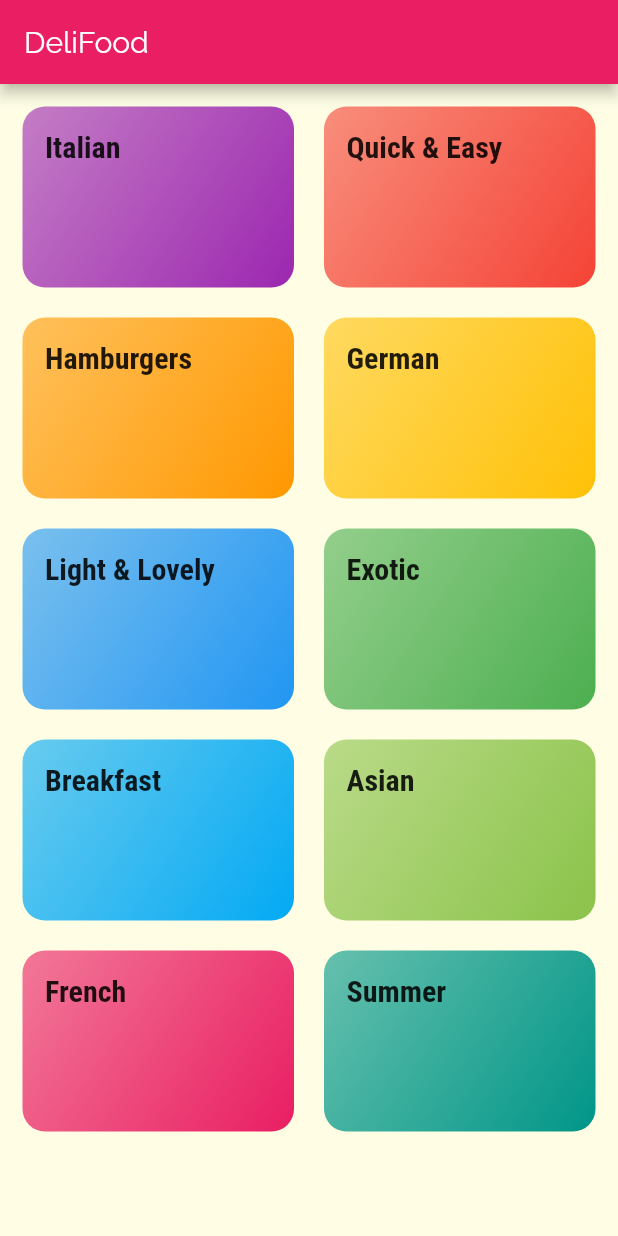
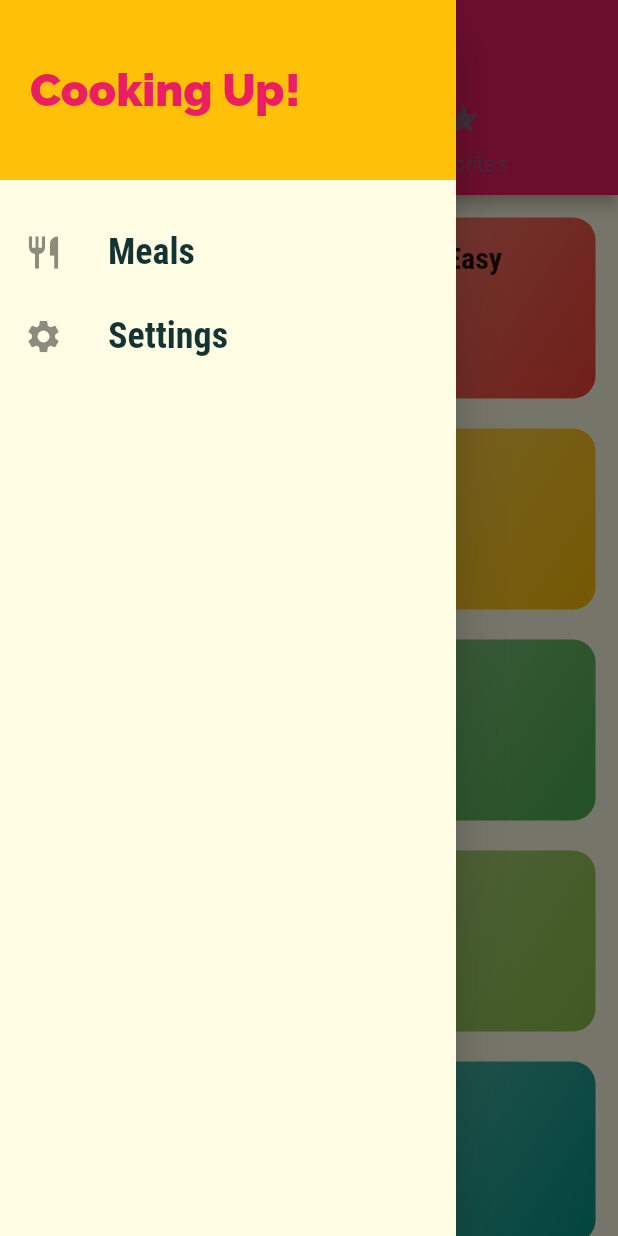
Before and after one commit to FadyWaheed11/DeliFood, a Flutter app: the screen it shows after launch, with the side drawer open (before the commit the screen has no drawer), on a phone screen of 412 x 824 dp. Run offline on Flutter 3.47's test engine with Material 2 defaults, Android fonts, the phone set to English and light mode, and no system bars.

Commit message:
added more features

```diff
--- a/lib/dummy_data.dart
+++ b/lib/dummy_data.dart
@@ -381,7 +381,7 @@ const DUMMY_MEALS = const [
     affordability: Affordability.Luxurious,
     complexity: Complexity.Simple,
     imageUrl:
-        'https://cdn.pixabay.com/photo/2018/04/09/18/26/asparagus-3304997_1280.jpg',
+        'https://www.bbcgoodfood.com/sites/default/files/recipe_images/asparagus.jpg',
     duration: 30,
     ingredients: [
       'White and Green Asparagus',
--- a/lib/main.dart
+++ b/lib/main.dart
@@ -1,6 +1,8 @@
 import 'package:delifood/screens/categories_screen.dart';
 import 'package:delifood/screens/category_meals_screen.dart';
+import 'package:delifood/screens/filter_screen.dart';
 import 'package:delifood/screens/meal_detail.dart';
+import 'package:delifood/screens/tabs_screen.dart';
 import 'package:flutter/material.dart';
 
 void main() => runApp(MyApp());
@@ -27,11 +29,13 @@ class MyApp extends StatelessWidget {
                   fontFamily: 'RobotoCondensed',
                   fontWeight: FontWeight.bold))),
       title: 'Flutter Demo',
-      initialRoute: CategoriesScreen.routeName,
+      initialRoute: TabsScreen.routeName,
       routes: {
+        TabsScreen.routeName: (ctx) => TabsScreen(),
         CategoriesScreen.routeName: (ctx) => CategoriesScreen(),
         CategoryMealsScreen.routeName: (ctx) => CategoryMealsScreen(),
         MealDetailScreen.routeName: (ctx) => MealDetailScreen(),
+        FilterScreen.routeName: (ctx) => FilterScreen(),
       },
     );
   }
--- a/lib/screens/categories_screen.dart
+++ b/lib/screens/categories_screen.dart
@@ -3,14 +3,10 @@ import '../dummy_data.dart';
 import '../widgets/category_item.dart';
 
 class CategoriesScreen extends StatelessWidget {
-  static const routeName = 'home';
+  static const routeName = '/categories-screen';
   @override
   Widget build(BuildContext context) {
-    return Scaffold(
-      appBar: AppBar(
-        title: const Text('DeliFood'),
-      ),
-      body: GridView(
+    return  GridView(
         padding: const EdgeInsets.all(15.0),
           gridDelegate: SliverGridDelegateWithMaxCrossAxisExtent(
             maxCrossAxisExtent: 200.0,
@@ -20,7 +16,6 @@ class CategoriesScreen extends StatelessWidget {
           ),
           children: DUMMY_CATEGORIES
               .map((item) => CategoryItem(item.title, item.color,item.id))
-              .toList()),
-    );
+              .toList());
   }
 }
--- a/lib/screens/category_meals_screen.dart
+++ b/lib/screens/category_meals_screen.dart
@@ -8,7 +8,10 @@ class CategoryMealsScreen extends StatelessWidget {
   @override
   Widget build(BuildContext context) {
     final routesArgs =
-        ModalRoute.of(context).settings.arguments as Map<String, String>;
+    ModalRoute
+        .of(context)
+        .settings
+        .arguments as Map<String, String>;
     final String categoryTitle = routesArgs['title'];
     final String categoryId = routesArgs['id'];
     final categoryMeals = DUMMY_MEALS
--- /dev/null
+++ b/lib/screens/favorites_screen.dart
@@ -0,0 +1,10 @@
+import 'package:flutter/material.dart';
+
+class FavoritesScreen extends StatelessWidget {
+  @override
+  Widget build(BuildContext context) {
+    return Center(
+      child: Text('Favorites'),
+    );
+  }
+}
--- /dev/null
+++ b/lib/screens/filter_screen.dart
@@ -0,0 +1,17 @@
+import 'package:delifood/widgets/main_drawer.dart';
+import 'package:flutter/material.dart';
+
+class FilterScreen extends StatelessWidget {
+  static const routeName = '/filter_screen';
+
+  @override
+  Widget build(BuildContext context) {
+    return Scaffold(
+      appBar: AppBar(
+        title: Text('Your Filters'),
+      ),
+      drawer: MainDrawer(),
+      body: Center(child: Text('Filter Screen')),
+    );
+  }
+}
--- a/lib/screens/meal_detail.dart
+++ b/lib/screens/meal_detail.dart
@@ -74,7 +74,9 @@ class MealDetailScreen extends StatelessWidget {
                         ),
                         title: Text(selectedMeal.steps[item]),
                       ),
-                      Divider(thickness: 1.2,)
+                      Divider(
+                        thickness: 1.2,
+                      )
                     ],
                   );
                 },
@@ -84,6 +86,12 @@ class MealDetailScreen extends StatelessWidget {
           ],
         ),
       ),
+      floatingActionButton: FloatingActionButton(
+        onPressed: () {
+          Navigator.pop(context,mealId);
+        },
+        child: Icon(Icons.delete),
+      ),
     );
   }
 }
--- /dev/null
+++ b/lib/screens/tabs_screen.dart
@@ -0,0 +1,40 @@
+import 'package:delifood/screens/favorites_screen.dart';
+import 'package:delifood/widgets/main_drawer.dart';
+import 'package:flutter/material.dart';
+import 'categories_screen.dart';
+
+class TabsScreen extends StatefulWidget {
+  static const routeName = '/home';
+  @override
+  _TabsScreenState createState() => _TabsScreenState();
+}
+
+class _TabsScreenState extends State<TabsScreen> {
+  @override
+  Widget build(BuildContext context) {
+    return DefaultTabController(
+        initialIndex: 0,
+        length: 2,
+        child: Scaffold(
+          appBar: AppBar(
+            title: Text('Meals'),
+            bottom: TabBar(
+              unselectedLabelColor: Colors.blueGrey.withOpacity(0.7),
+              tabs: <Widget>[
+                Tab(
+                  icon: Icon(Icons.category),
+                  text: 'Categories',
+                ),
+                Tab(
+                  icon: Icon(Icons.star),
+                  text: 'Favorites',
+                ),
+              ],
+            ),
+          ),
+          drawer: MainDrawer(),
+          body: TabBarView(
+              children: <Widget>[CategoriesScreen(), FavoritesScreen()]),
+        ));
+  }
+}
--- /dev/null
+++ b/lib/widgets/main_drawer.dart
@@ -0,0 +1,55 @@
+import 'package:delifood/screens/filter_screen.dart';
+import 'package:delifood/screens/tabs_screen.dart';
+import 'package:flutter/material.dart';
+
+class MainDrawer extends StatelessWidget {
+  Widget buildListTile(String title, IconData icon,Function tabHandler) {
+    return ListTile(
+      title: Text(
+        title,
+        style: TextStyle(
+            fontFamily: 'RobotoCondensed',
+            fontSize: 24.0,
+            fontWeight: FontWeight.bold),
+      ),
+      leading: Icon(
+        icon,
+        size: 26.0,
+      ),
+      onTap: tabHandler,
+    );
+  }
+
+  @override
+  Widget build(BuildContext context) {
+    return Drawer(
+      child: Column(
+        children: <Widget>[
+          Container(
+            height: 120.0,
+            width: double.infinity,
+            padding: const EdgeInsets.all(20.0),
+            alignment: Alignment.centerLeft,
+            color: Theme.of(context).accentColor,
+            child: Text(
+              'Cooking Up!',
+              style: TextStyle(
+                  fontWeight: FontWeight.w900,
+                  fontSize: 30.0,
+                  color: Theme.of(context).primaryColor),
+            ),
+          ),
+          SizedBox(
+            height: 20.0,
+          ),
+          buildListTile('Meals', Icons.restaurant,(){
+            Navigator.pushReplacementNamed(context, TabsScreen.routeName);
+          }),
+          buildListTile('Settings', Icons.settings,(){
+            Navigator.pushReplacementNamed(context, FilterScreen.routeName);
+          }),
+        ],
+      ),
+    );
+  }
+}
--- a/lib/widgets/meal_item.dart
+++ b/lib/widgets/meal_item.dart
@@ -20,7 +20,10 @@ class MealItem extends StatelessWidget {
   });
 
   void selectMeal(BuildContext context) {
-    Navigator.pushNamed(context, MealDetailScreen.routeName , arguments: id);
+    Navigator.pushNamed(context, MealDetailScreen.routeName, arguments: id)
+        .then((result) {
+      print(result);
+    });
   }
 
   String get complexityText {
```
